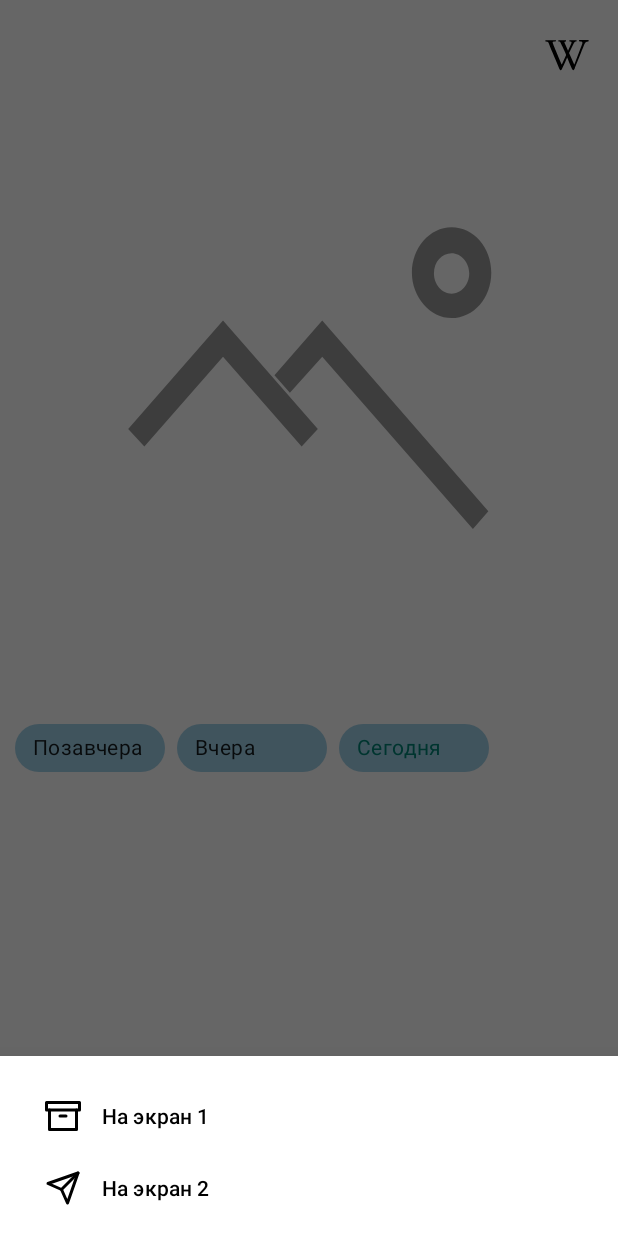
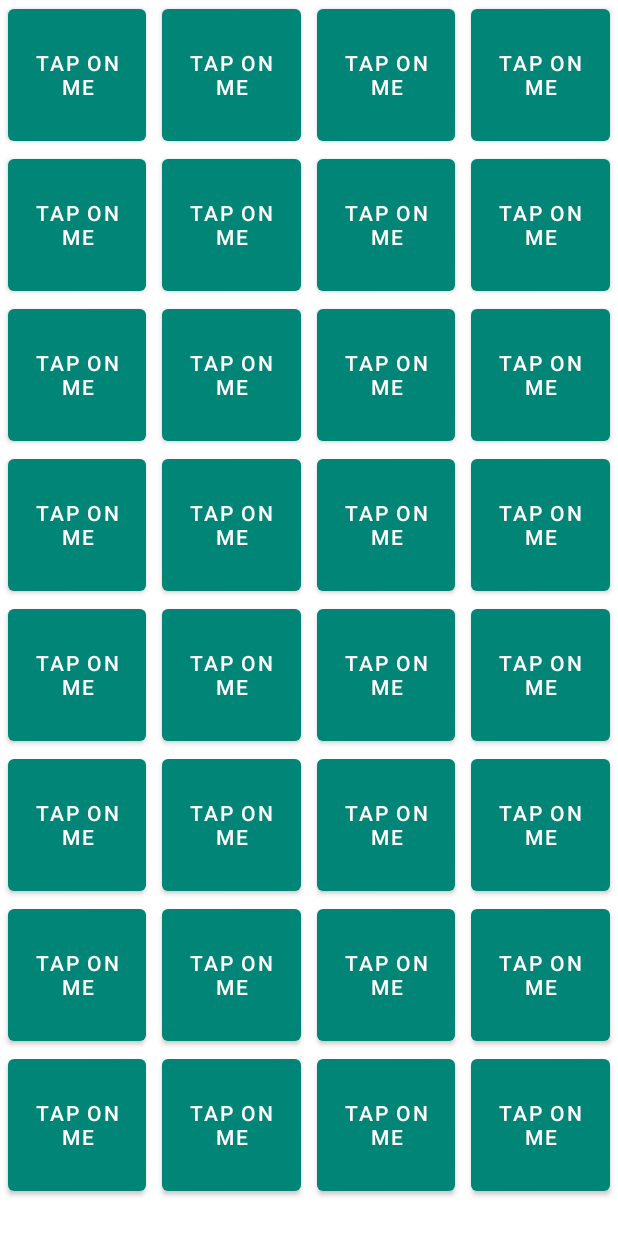
Before and after one commit to SergeiEvsujkov/MyMaterialDesign, an Android app: the fragment BottomNavigationDrawerFragment placed in its activity, after a tap on "На экран 1", on a phone screen of 412 x 824 dp. Run offline under Robolectric (Android 15) with nearby library versions, the phone set to English and light mode, and no system bars; libraries missing offline, so code that uses them is left out: coil.api.load; pictures from the network do not load.

Commit message:
Homework5.final

```diff
--- a/app/src/main/AndroidManifest.xml
+++ b/app/src/main/AndroidManifest.xml
@@ -1,8 +1,6 @@
 <?xml version="1.0" encoding="utf-8"?>
 <manifest xmlns:android="http://schemas.android.com/apk/res/android"
     package="com.example.mymaterialdesign">
-
-
 
     <uses-permission android:name="android.permission.INTERNET" />
 
@@ -13,9 +11,7 @@
         android:roundIcon="@mipmap/ic_launcher_round"
         android:supportsRtl="true"
         android:theme="@style/AppTheme">
-
-
-
+        <activity android:name=".ui.AnimationsActivity" />
         <activity android:name=".ui.api.ApiActivity" />
         <activity android:name=".MainActivity">
             <intent-filter>
--- /dev/null
+++ b/app/src/main/java/com/example/mymaterialdesign/ui/AnimationsActivity.kt
@@ -0,0 +1,71 @@
+package com.example.mymaterialdesign.ui
+
+import android.graphics.Rect
+import androidx.appcompat.app.AppCompatActivity
+import android.os.Bundle
+import android.view.LayoutInflater
+import android.view.View
+import android.view.ViewGroup
+import androidx.recyclerview.widget.RecyclerView
+import androidx.transition.*
+
+import com.example.mymaterialdesign.R
+import kotlinx.android.synthetic.main.activity_animations.*
+import kotlinx.android.synthetic.main.activity_animations_explode.*
+
+class AnimationsActivity : AppCompatActivity() {
+
+    override fun onCreate(savedInstanceState: Bundle?) {
+        super.onCreate(savedInstanceState)
+        setContentView(R.layout.activity_animations_explode)
+        recycler_view.adapter = Adapter()
+    }
+
+    private fun explode(clickedView: View) {
+        val viewRect = Rect()
+        clickedView.getGlobalVisibleRect(viewRect)
+        val explode = Explode()
+        explode.epicenterCallback = object : Transition.EpicenterCallback() {
+            override fun onGetEpicenter(transition: Transition): Rect {
+                return viewRect
+            }
+        }
+        explode.excludeTarget(clickedView, true)
+        val set = TransitionSet()
+            .addTransition(explode)
+            .addTransition(Fade().addTarget(clickedView))
+            .addListener(object : TransitionListenerAdapter() {
+                override fun onTransitionEnd(transition: Transition) {
+                    transition.removeListener(this)
+                    onBackPressed()
+                }
+            })
+        TransitionManager.beginDelayedTransition(recycler_view, set)
+        recycler_view.adapter = null
+    }
+
+    inner class Adapter : RecyclerView.Adapter<ViewHolder>() {
+
+        override fun onCreateViewHolder(parent: ViewGroup, viewType: Int): ViewHolder {
+            return ViewHolder(
+                LayoutInflater.from(parent.context).inflate(
+                    R.layout.activity_animations_explode_recycle_view_item,
+                    parent,
+                    false
+                ) as View
+            )
+        }
+
+        override fun onBindViewHolder(holder: ViewHolder, position: Int) {
+            holder.itemView.setOnClickListener {
+                explode(it)
+            }
+        }
+
+        override fun getItemCount(): Int {
+            return 32
+        }
+    }
+
+    inner class ViewHolder(view: View) : RecyclerView.ViewHolder(view)
+}
--- a/app/src/main/java/com/example/mymaterialdesign/ui/picture/BottomNavigationDrawerFragment.kt
+++ b/app/src/main/java/com/example/mymaterialdesign/ui/picture/BottomNavigationDrawerFragment.kt
@@ -1,16 +1,21 @@
 package com.example.mymaterialdesign.ui.picture
 
+import android.content.Intent
+import android.net.Uri
 import android.os.Bundle
 import android.view.LayoutInflater
 import android.view.View
 import android.view.ViewGroup
 import android.widget.Toast
+import com.example.mymaterialdesign.MainActivity
 import com.example.mymaterialdesign.R
 import com.example.mymaterialdesign.databinding.BottomNavigationLayoutBinding
+import com.example.mymaterialdesign.ui.AnimationsActivity
 
 import com.google.android.material.bottomsheet.BottomSheetDialogFragment
 
 import kotlinx.android.synthetic.main.bottom_navigation_layout.*
+import kotlinx.android.synthetic.main.main_fragment.*
 
 class BottomNavigationDrawerFragment : BottomSheetDialogFragment() {
     private var _binding: BottomNavigationLayoutBinding? = null
@@ -29,7 +34,13 @@ class BottomNavigationDrawerFragment : BottomSheetDialogFragment() {
 
         navigation_view.setNavigationItemSelectedListener { menuItem ->
             when (menuItem.itemId) {
-                R.id.navigation_one -> Toast.makeText(context, "1", Toast.LENGTH_SHORT).show()
+                R.id.navigation_one -> {
+
+                        startActivity(Intent(requireContext(), AnimationsActivity::class.java))
+
+
+                    Toast.makeText(context, "1", Toast.LENGTH_SHORT).show()
+                }
                 R.id.navigation_two -> Toast.makeText(context, "2", Toast.LENGTH_SHORT).show()
             }
             true
--- /dev/null
+++ b/app/src/main/res/layout/activity_animations_explode.xml
@@ -0,0 +1,7 @@
+<androidx.recyclerview.widget.RecyclerView xmlns:android="http://schemas.android.com/apk/res/android"
+    xmlns:app="http://schemas.android.com/apk/res-auto"
+    android:id="@+id/recycler_view"
+    android:layout_width="match_parent"
+    android:layout_height="match_parent"
+    app:layoutManager="androidx.recyclerview.widget.GridLayoutManager"
+    app:spanCount="4" />
--- /dev/null
+++ b/app/src/main/res/layout/activity_animations_explode_recycle_view_item.xml
@@ -0,0 +1,7 @@
+<Button xmlns:android="http://schemas.android.com/apk/res/android"
+    android:layout_width="match_parent"
+    android:layout_height="100dp"
+    android:layout_marginStart="5dp"
+    android:layout_marginEnd="5dp"
+    android:layout_weight="1"
+    android:text="TAP ON ME" />
--- a/app/src/main/res/values/dimens.xml
+++ b/app/src/main/res/values/dimens.xml
@@ -1,4 +1,5 @@
 <?xml version="1.0" encoding="utf-8"?>
 <resources>
     <dimen name="chips_day">100dp</dimen>
+    <dimen name="image">100dp</dimen>
 </resources>
```
Also changed, not shown: app/src/main/java/com/example/mymaterialdesign/ui/main/PictureOfTheDayFragment.kt (+23 -0 lines), app/src/main/res/layout/activity_animations.xml (added, +22 -0 lines), app/src/main/res/layout/main_fragment.xml (+14 -7 lines).
